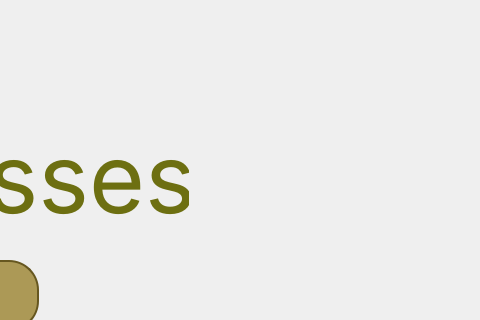
Qt form screens/search_screen.ui (qvd808/cmpt354-project) before a commit; both pictures show x 612 to 1092 and y 0 to 320 of the 1092 by 774 pixel window.
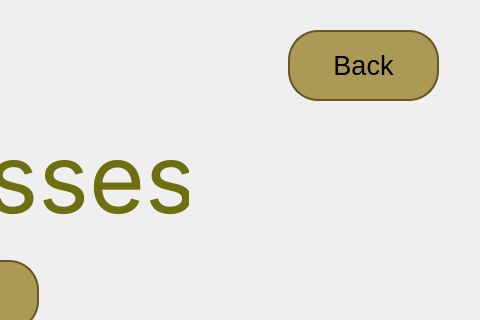
The same form after that commit.

Commit message: Moving around

```diff
--- a/screens/search_screen.ui
+++ b/screens/search_screen.ui
@@ -131,6 +131,29 @@
     <string>Search</string>
    </property>
   </widget>
+  <widget class="QPushButton" name="pushButton_3">
+   <property name="geometry">
+    <rect>
+     <x>900</x>
+     <y>30</y>
+     <width>151</width>
+     <height>71</height>
+    </rect>
+   </property>
+   <property name="font">
+    <font>
+     <pointsize>20</pointsize>
+    </font>
+   </property>
+   <property name="styleSheet">
+    <string notr="true">border-radius: 30px;
+border: 2px solid #665720;
+background: #AC9956;</string>
+   </property>
+   <property name="text">
+    <string>Back</string>
+   </property>
+  </widget>
  </widget>
  <resources/>
  <connections/>
```
The commit also changes 1 other file.
